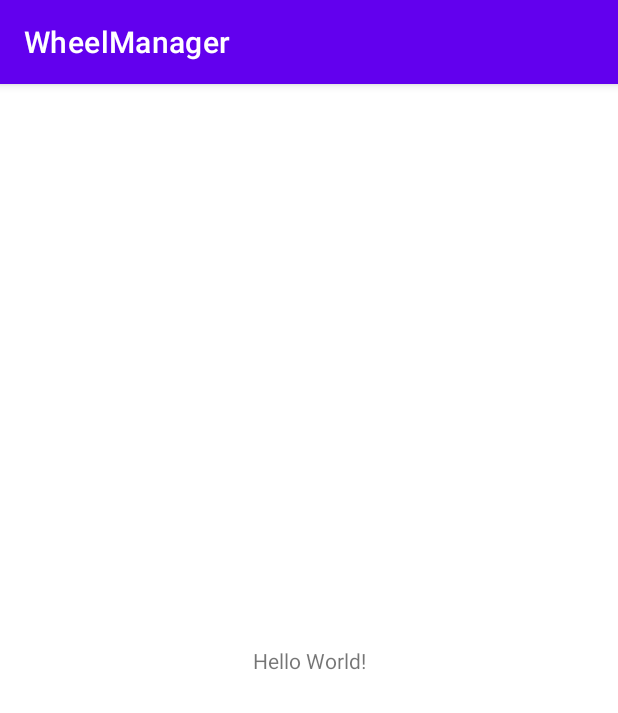
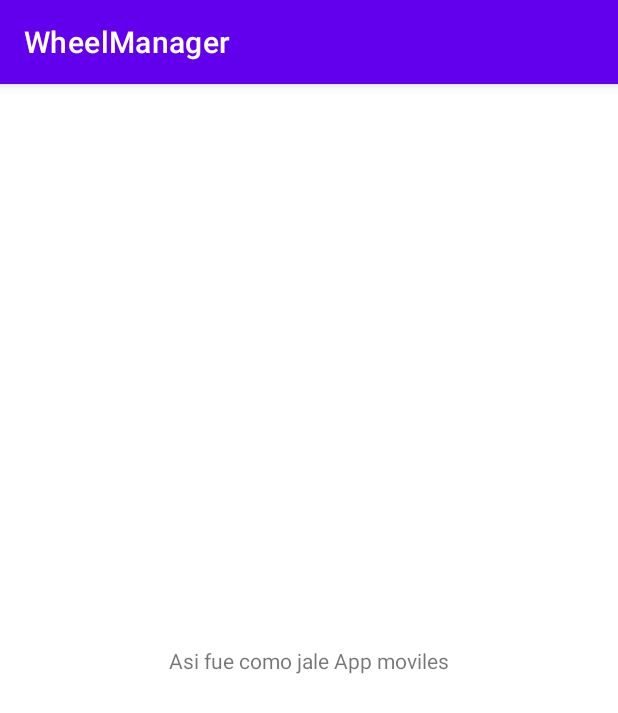
Before and after one commit to omar2702/WheelManager_Movil, an Android app: the screen it shows after launch (MainActivity), on a phone screen of 412 x 824 dp. Shown: the top 713 px of the screen. Run offline under Robolectric (Android 15) with nearby library versions, the phone set to English and light mode, and no system bars.

Commit message:
Commit de prueba

```diff
--- a/WheelManager/app/src/main/res/layout/activity_main.xml
+++ b/WheelManager/app/src/main/res/layout/activity_main.xml
@@ -9,7 +9,7 @@
     <TextView
         android:layout_width="wrap_content"
         android:layout_height="wrap_content"
-        android:text="Hello World!"
+        android:text="Asi fue como jale App moviles"
         app:layout_constraintBottom_toBottomOf="parent"
         app:layout_constraintLeft_toLeftOf="parent"
         app:layout_constraintRight_toRightOf="parent"
```
Also changed, not shown: 1 other file.
